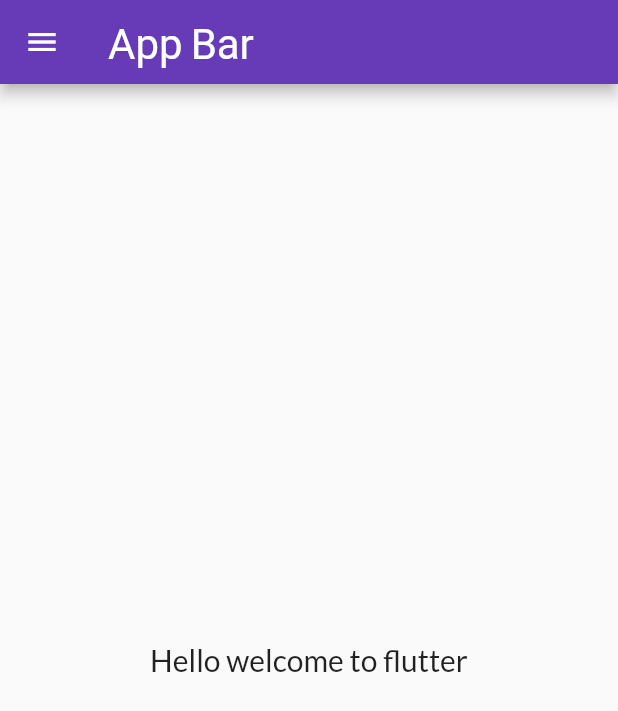
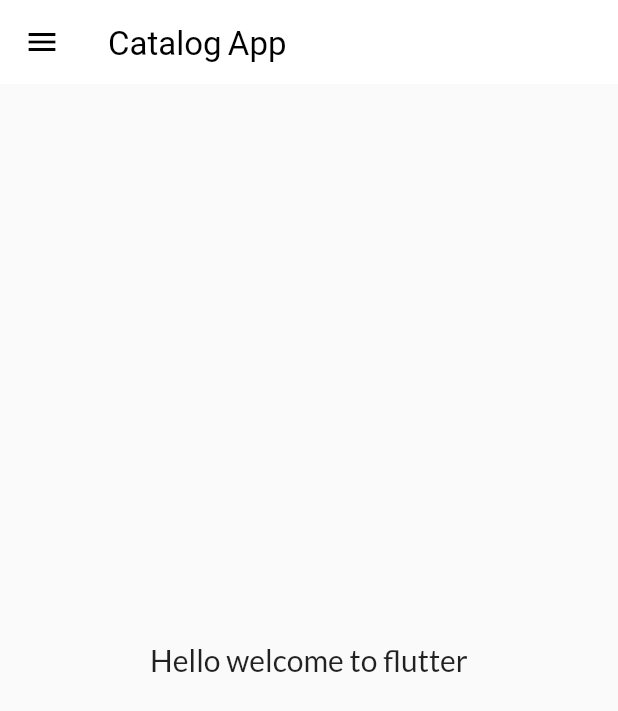
Before and after one commit to neel-mehta14/flutterlearn, a Flutter app: the screen it shows after launch, on a phone screen of 412 x 824 dp. Shown: the top 711 px of the screen. Run offline on Flutter 3.47's test engine with Material 2 defaults, Android fonts, the phone set to English and light mode, and no system bars; our stand-ins replace google_fonts.

Commit message:
themes extracted

```diff
--- a/fifth/lib/main.dart
+++ b/fifth/lib/main.dart
@@ -1,4 +1,5 @@
 import 'package:fifth/utils/routes.dart';
+import 'package:fifth/widgets/themes.dart';
 import 'package:flutter/material.dart';
 // ignore_for_file: prefer_const_constructors
 import 'package:fifth/pages/home_page.dart';
@@ -14,10 +15,7 @@ class MyApp extends StatelessWidget {
       debugShowCheckedModeBanner: false,
       home: HomePage(),
       themeMode: ThemeMode.light,
-      theme: ThemeData(
-        primarySwatch: Colors.deepPurple,
-        fontFamily: GoogleFonts.lato().fontFamily,
-      ),
+      theme: MyTheme.lightTheme(context),
       darkTheme: ThemeData(
         brightness: Brightness.light,
       ),
--- a/fifth/lib/pages/home_page.dart
+++ b/fifth/lib/pages/home_page.dart
@@ -7,9 +7,10 @@ class HomePage extends StatelessWidget {
   Widget build(BuildContext context) {
     return Scaffold(
       appBar: AppBar(
-        title: Text('App Bar'),
+        title: Text('Catalog App'),
         titleTextStyle: TextStyle(
-          fontSize: 28,
+          fontSize: 22,
+          color: Colors.black,
         ),
       ),
       body: Center(
--- /dev/null
+++ b/fifth/lib/widgets/themes.dart
@@ -0,0 +1,20 @@
+import 'package:flutter/material.dart';
+import 'package:google_fonts/google_fonts.dart';
+
+class MyTheme {
+  static ThemeData lightTheme(BuildContext context) => ThemeData(
+        primarySwatch: Colors.deepPurple,
+        fontFamily: GoogleFonts.lato().fontFamily,
+        appBarTheme: AppBarTheme(
+          color: Colors.white,
+          elevation: 0.0,
+          iconTheme: IconThemeData(
+            color: Colors.black,
+          ),
+          textTheme: Theme.of(context).textTheme,
+        ),
+      );
+  static ThemeData darkTheme(BuildContext context) => ThemeData(
+        brightness: Brightness.dark,
+      );
+}
```
